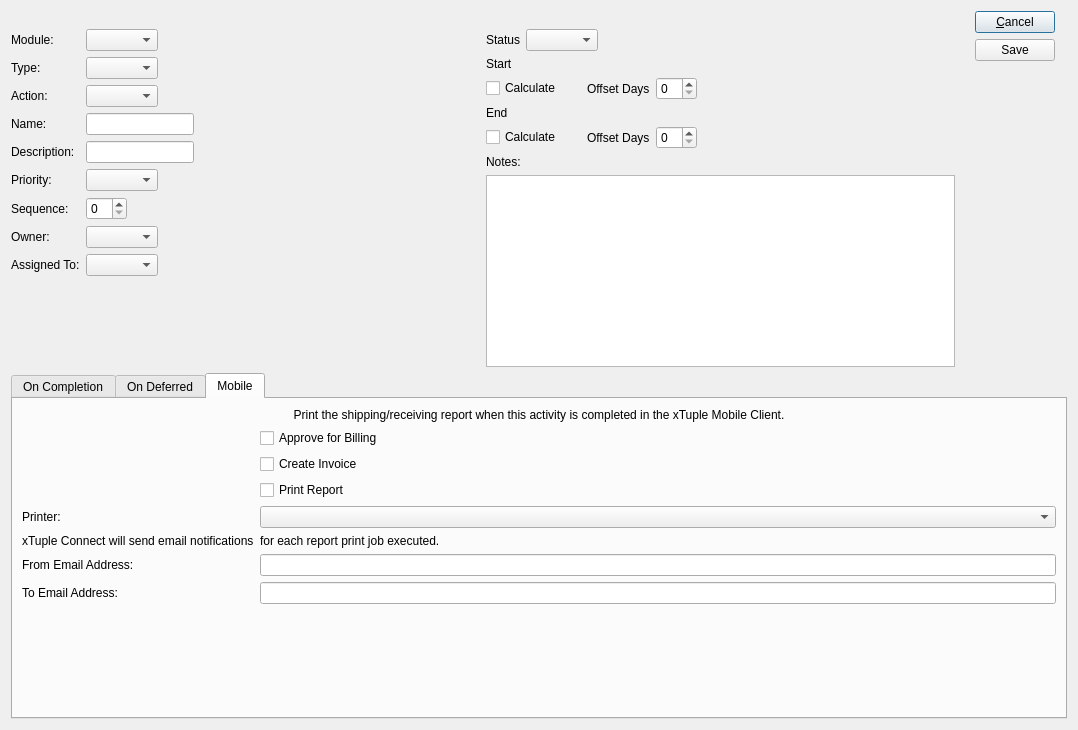
Qt form source/commercialcore/foundation-database/workflow/uiforms/WorkflowItem.ui (tomdatkins/xtuple) before a commit.
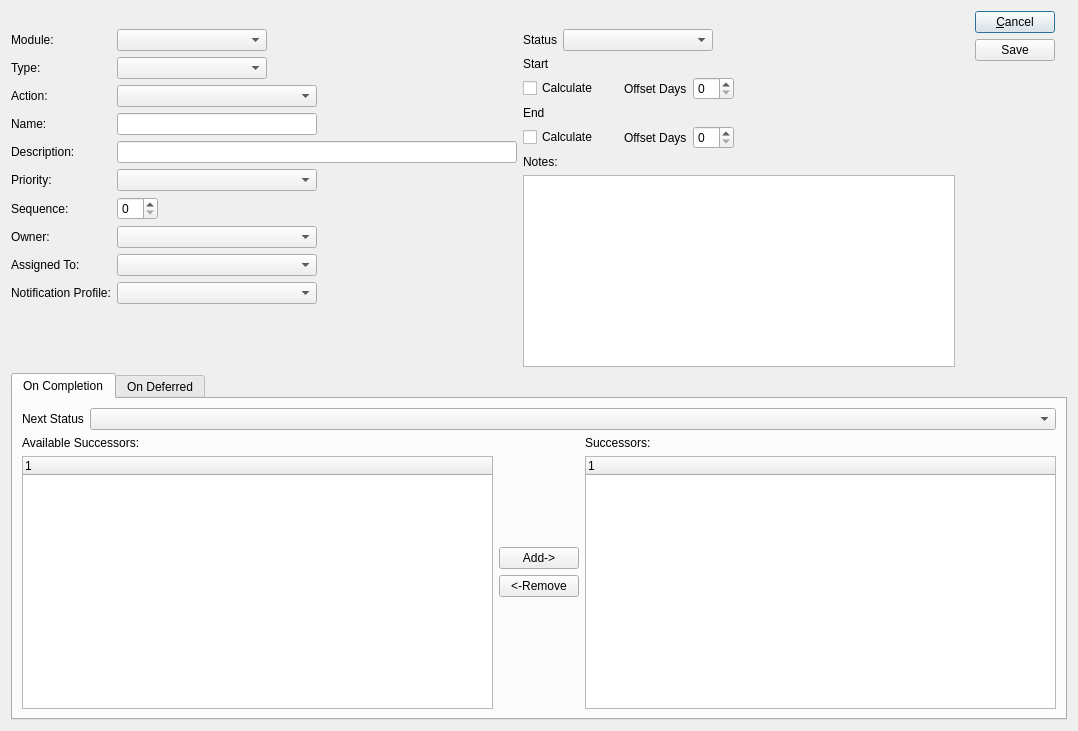
The same form after that commit. The open tabs and pages were chosen to show the change. Custom widgets are drawn as their Qt base class.

Commit message: Workflow email notifications and printed reports

The edit to the form file:
```diff
--- a/source/commercialcore/foundation-database/workflow/uiforms/WorkflowItem.ui
+++ b/source/commercialcore/foundation-database/workflow/uiforms/WorkflowItem.ui
@@ -15,7 +15,7 @@
     <x>0</x>
     <y>0</y>
     <width>1078</width>
-    <height>730</height>
+    <height>731</height>
    </rect>
   </property>
   <property name="windowTitle">
@@ -48,7 +48,17 @@
           </widget>
          </item>
          <item row="0" column="1">
-          <widget class="XComboBox" name="_module"/>
+          <widget class="XComboBox" name="_module">
+           <property name="minimumSize">
+            <size>
+             <width>150</width>
+             <height>0</height>
+            </size>
+           </property>
+           <property name="nullStr">
+            <string/>
+           </property>
+          </widget>
          </item>
          <item row="1" column="0">
           <widget class="QLabel" name="_typeLit">
@@ -58,7 +68,14 @@
           </widget>
          </item>
          <item row="1" column="1">
-          <widget class="XComboBox" name="_type"/>
+          <widget class="XComboBox" name="_type">
+           <property name="minimumSize">
+            <size>
+             <width>150</width>
+             <height>0</height>
+            </size>
+           </property>
+          </widget>
          </item>
          <item row="2" column="0">
           <widget class="QLabel" name="_wfTypeLit">
@@ -68,7 +85,14 @@
           </widget>
          </item>
          <item row="2" column="1">
-          <widget class="XComboBox" name="_wftype"/>
+          <widget class="XComboBox" name="_wftype">
+           <property name="minimumSize">
+            <size>
+             <width>200</width>
+             <height>0</height>
+            </size>
+           </property>
+          </widget>
          </item>
          <item row="3" column="0">
           <widget class="QLabel" name="_nameLit">
@@ -82,6 +106,12 @@
            <property name="enabled">
             <bool>true</bool>
            </property>
+           <property name="minimumSize">
+            <size>
+             <width>200</width>
+             <height>0</height>
+            </size>
+           </property>
           </widget>
          </item>
          <item row="5" column="0">
@@ -92,7 +122,14 @@
           </widget>
          </item>
          <item row="5" column="1">
-          <widget class="XLineEdit" name="_desc"/>
+          <widget class="XLineEdit" name="_desc">
+           <property name="minimumSize">
+            <size>
+             <width>400</width>
+             <height>0</height>
+            </size>
+           </property>
+          </widget>
          </item>
          <item row="7" column="0">
           <widget class="QLabel" name="_priorityLit">
@@ -102,7 +139,14 @@
           </widget>
          </item>
          <item row="7" column="1">
-          <widget class="XComboBox" name="_priority"/>
+          <widget class="XComboBox" name="_priority">
+           <property name="minimumSize">
+            <size>
+             <width>200</width>
+             <height>0</height>
+            </size>
+           </property>
+          </widget>
          </item>
          <item row="8" column="0">
           <widget class="QLabel" name="_sequenceLit">
@@ -123,6 +167,12 @@
          </item>
          <item row="9" column="1">
           <widget class="XComboBox" name="_owner">
+           <property name="minimumSize">
+            <size>
+             <width>200</width>
+             <height>0</height>
+            </size>
+           </property>
            <property name="type">
             <enum>XComboBox::Users</enum>
            </property>
@@ -137,11 +187,40 @@
          </item>
          <item row="10" column="1">
           <widget class="XComboBox" name="_assigned">
+           <property name="minimumSize">
+            <size>
+             <width>200</width>
+             <height>0</height>
+            </size>
+           </property>
            <property name="type">
             <enum>XComboBox::Users</enum>
            </property>
           </widget>
          </item>
+         <item row="11" column="0">
+          <widget class="XLabel" name="_emailProfileLit">
+           <property name="text">
+            <string>Notification Profile:</string>
+           </property>
+          </widget>
+         </item>
+         <item row="11" column="1">
+          <widget class="XComboBox" name="_emailProfile">
+           <property name="minimumSize">
+            <size>
+             <width>200</width>
+             <height>0</height>
+            </size>
+           </property>
+           <property name="allowNull">
+            <bool>true</bool>
+           </property>
+           <property name="nullStr">
+            <string>Select an Email/Print Profile</string>
+           </property>
+          </widget>
+         </item>
         </layout>
        </item>
        <item>
@@ -159,7 +238,14 @@
             </widget>
            </item>
            <item>
-            <widget class="XComboBox" name="_status"/>
+            <widget class="XComboBox" name="_status">
+             <property name="minimumSize">
+              <size>
+               <width>150</width>
+               <height>0</height>
+              </size>
+             </property>
+            </widget>
            </item>
            <item>
             <spacer name="horizontalSpacer_3">
@@ -547,115 +633,6 @@
          </item>
         </layout>
        </widget>
-       <widget class="QWidget" name="_printTab">
-        <attribute name="title">
-         <string>Mobile</string>
-        </attribute>
-        <layout class="QGridLayout" name="gridLayout_3">
-         <item row="2" column="0">
-          <layout class="QHBoxLayout" name="horizontalLayout_7">
-           <item>
-            <widget class="QLabel" name="_MobilePrintInfoLit">
-             <property name="layoutDirection">
-              <enum>Qt::LeftToRight</enum>
-             </property>
-             <property name="text">
-              <string>Print the shipping/receiving report when this activity is completed in the xTuple Mobile Client.</string>
-             </property>
-             <property name="alignment">
-              <set>Qt::AlignCenter</set>
-             </property>
-            </widget>
-           </item>
-          </layout>
-         </item>
-         <item row="4" column="0">
-          <layout class="QFormLayout" name="formLayout_4">
-           <item row="0" column="1">
-            <widget class="XCheckBox" name="_billing">
-             <property name="text">
-              <string>Approve for Billing</string>
-             </property>
-            </widget>
-           </item>
-           <item row="1" column="1">
-            <widget class="XCheckBox" name="_invoice">
-             <property name="text">
-              <string>Create Invoice</string>
-             </property>
-            </widget>
-           </item>
-           <item row="2" column="1">
-            <widget class="QCheckBox" name="_printCkBox">
-             <property name="layoutDirection">
-              <enum>Qt::LeftToRight</enum>
-             </property>
-             <property name="text">
-              <string>Print Report</string>
-             </property>
-            </widget>
-           </item>
-           <item row="3" column="0">
-            <widget class="QLabel" name="_printerLit">
-             <property name="text">
-              <string>Printer:</string>
-             </property>
-            </widget>
-           </item>
-           <item row="3" column="1">
-            <widget class="XComboBox" name="_printer"/>
-           </item>
-           <item row="4" column="0">
-            <widget class="QLabel" name="label_3">
-             <property name="text">
-              <string>xTuple Connect will send email notifications</string>
-             </property>
-            </widget>
-           </item>
-           <item row="4" column="1">
-            <widget class="QLabel" name="label_4">
-             <property name="text">
-              <string>for each report print job executed.</string>
-             </property>
-            </widget>
-           </item>
-           <item row="5" column="0">
-            <widget class="QLabel" name="label">
-             <property name="text">
-              <string>From Email Address:</string>
-             </property>
-            </widget>
-           </item>
-           <item row="5" column="1">
-            <widget class="XLineEdit" name="_fromemail"/>
-           </item>
-           <item row="6" column="0">
-            <widget class="QLabel" name="label_2">
-             <property name="text">
-              <string>To Email Address:</string>
-             </property>
-            </widget>
-           </item>
-           <item row="6" column="1">
-            <widget class="XLineEdit" name="_toemail"/>
-           </item>
-          </layout>
-         </item>
-         <item row="5" column="0">
-          <spacer name="verticalSpacer_2">
-           <property name="orientation">
-            <enum>Qt::Vertical</enum>
-           </property>
-           <property name="sizeHint" stdset="0">
-            <size>
-             <width>20</width>
-             <height>40</height>
-            </size>
-           </property>
-          </spacer>
-         </item>
-        </layout>
-       </widget>
       </widget>
      </item>
     </layout>
@@ -663,16 +640,16 @@
   </layout>
  </widget>
  <customwidgets>
-  <customwidget>
-   <class>XCheckBox</class>
-   <extends>QCheckBox</extends>
-   <header>xcheckbox.h</header>
-  </customwidget>
   <customwidget>
    <class>XComboBox</class>
    <extends>QComboBox</extends>
    <header>xcombobox.h</header>
   </customwidget>
+  <customwidget>
+   <class>XLabel</class>
+   <extends>QLabel</extends>
+   <header>xlabel.h</header>
+  </customwidget>
   <customwidget>
    <class>XLineEdit</class>
    <extends>QLineEdit</extends>
```
Left out of the diff: 6 changed lines with no effect on the pictures. The commit also changes 40 other files.
